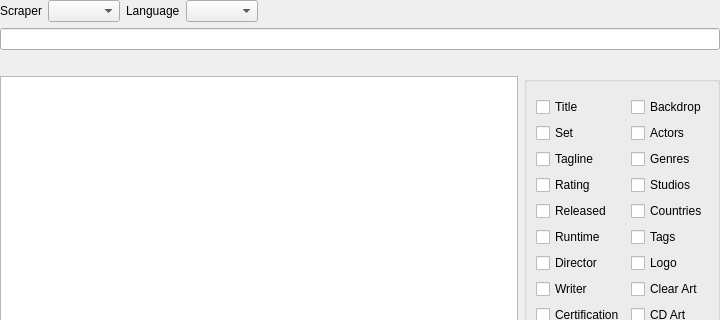
This is src/ui/movies/MovieSearchWidget.ui in Komet/MediaElch as Qt 5 draws it before an edit; both pictures show x 0 to 720 and y 0 to 320 of the 720 by 660 pixel window. The edited form follows.
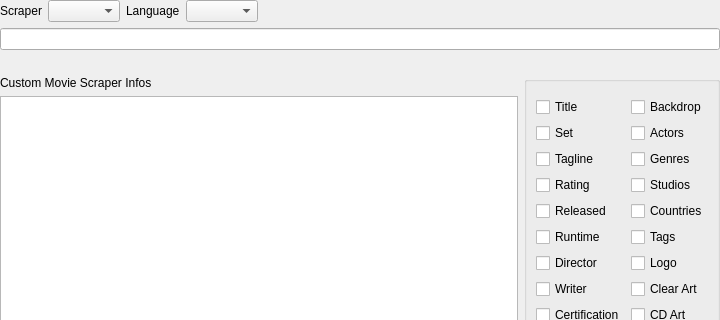
This is the edited form. Custom widgets are drawn as their Qt base class.

Commit message:
refactor(MovieScraper): Move to job-based movie loading
Just like for TV scrapers, move to a job based movie scraper interface.
This will make it possible (in the future) to have preview windows in
movie search dialogs or parallel scraping (which previously didn't work
properly).

Diff of the .ui file:
```diff
--- a/src/ui/movies/MovieSearchWidget.ui
+++ b/src/ui/movies/MovieSearchWidget.ui
@@ -97,6 +97,13 @@
     <layout class="QHBoxLayout" name="horizontalLayout_3" stretch="0,0">
      <item>
       <layout class="QVBoxLayout" name="vboxResults">
+       <item>
+        <widget class="QLabel" name="lblCustomScraperInfo">
+         <property name="text">
+          <string notr="true">Custom Movie Scraper Infos</string>
+         </property>
+        </widget>
+       </item>
        <item>
         <widget class="QTableWidget" name="results">
          <property name="editTriggers">
```
The commit also changes 106 other files.
